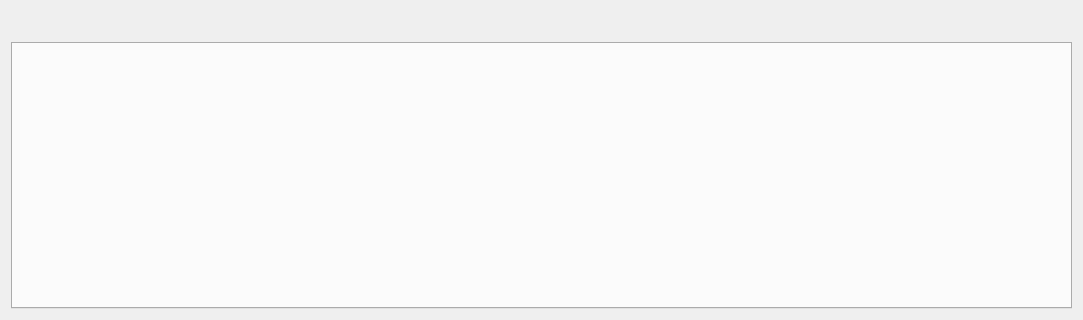
Qt form MasterCtrlSet/home/home_mainwid.ui (ChinaClever/PDU-Settings) before a commit; both pictures show x 0 to 1083 and y 275 to 595 of the 1083 by 595 pixel window.
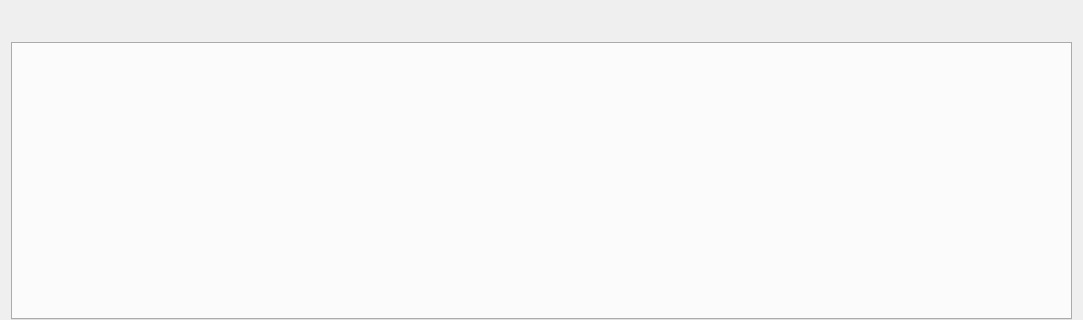
The same form after that commit.

Commit message: 界面优化

What changed in the file:
```diff
--- a/MasterCtrlSet/home/home_mainwid.ui
+++ b/MasterCtrlSet/home/home_mainwid.ui
@@ -14,6 +14,9 @@
    <string>Form</string>
   </property>
   <layout class="QGridLayout" name="gridLayout">
+   <property name="bottomMargin">
+    <number>0</number>
+   </property>
    <item row="0" column="0">
     <widget class="QWidget" name="workWid" native="true">
      <property name="minimumSize">
```
The commit also changes 4 other files.
